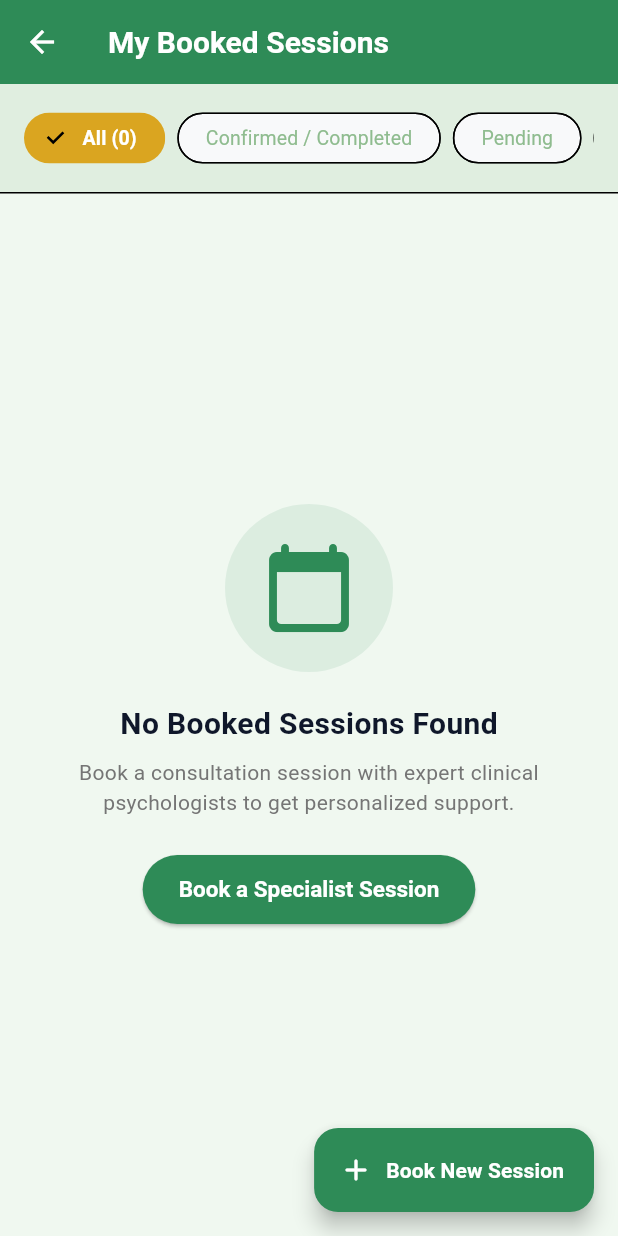
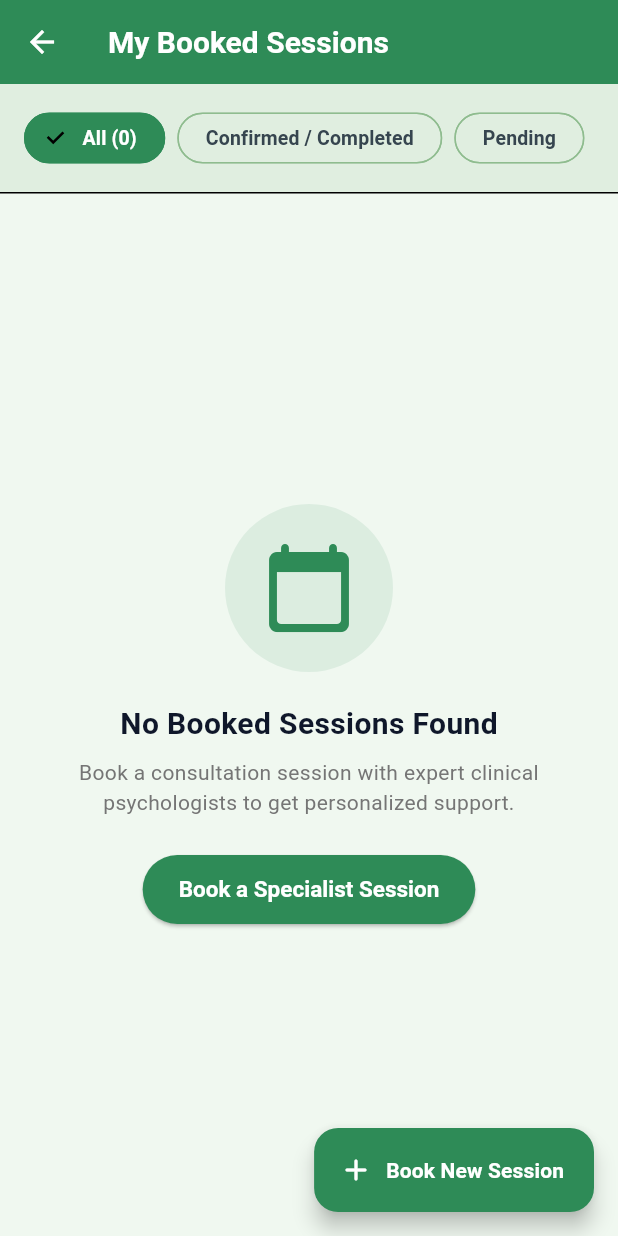
Before and after one commit to jaba967/Ashwash2, a Flutter app: the MyPatientSessionsScreen screen opened directly, on a phone screen of 412 x 824 dp. Run offline on Flutter 3.47's test engine with Material 3 defaults, Android fonts, the phone set to English and light mode, and no system bars; our stand-ins replace cloud_firestore, file_picker, firebase_auth, firebase_core, firebase_messaging, google_fonts and 4 more; accounts and stored records are empty; network calls fail.

Commit message:
feat: Enhance distinct component coloring across Quick Actions, Filter Chips, Course Cards, and Session Cards using Forest Serenity palette

```diff
--- a/ashwash_app/lib/features/dashboard/presentation/widgets/quick_actions_grid.dart
+++ b/ashwash_app/lib/features/dashboard/presentation/widgets/quick_actions_grid.dart
@@ -39,8 +39,8 @@ class QuickActionsGrid extends StatelessWidget {
         'id': 'book_session',
         'title': isBn ? 'সেশন বুকিং' : 'Book Session',
         'imageAsset': 'assets/images/specialist_consult_icon.jpg',
-        'bgColor': AppColors.deepForestGreen, // #2E8B57
-        'textColor': Colors.white,
+        'bgColor': AppColors.paleGreen, // #E0EEE0 Distinct Pale Green Surface Card
+        'textColor': AppColors.deepForestGreen,
       },
     ];
 
--- a/ashwash_app/lib/features/profile/my_patient_sessions_screen.dart
+++ b/ashwash_app/lib/features/profile/my_patient_sessions_screen.dart
@@ -118,14 +118,15 @@ class _MyPatientSessionsScreenState extends State<MyPatientSessionsScreen> {
       label: Text(
         label,
         style: TextStyle(
-          color: isSelected ? Colors.white : AppColors.secondary,
-          fontWeight: isSelected ? FontWeight.bold : FontWeight.normal,
+          color: isSelected ? Colors.white : AppColors.charcoalGray,
+          fontWeight: isSelected ? FontWeight.bold : FontWeight.w600,
           fontSize: 13,
         ),
       ),
       selected: isSelected,
-      selectedColor: AppColors.accent,
-      backgroundColor: const Color(0xFFF8F9FA),
+      selectedColor: AppColors.deepForestGreen, // #2E8B57 Deep Forest Green Selected
+      backgroundColor: AppColors.paleGreen, // #E0EEE0 Pale Green Unselected
+      side: BorderSide(color: isSelected ? AppColors.deepForestGreen : AppColors.sageGreen),
       onSelected: (_) => setState(() => _selectedFilter = filterKey),
       shape: RoundedRectangleBorder(borderRadius: BorderRadius.circular(20)),
       padding: const EdgeInsets.symmetric(horizontal: 10, vertical: 6),
@@ -212,9 +213,9 @@ class _MyPatientSessionsScreenState extends State<MyPatientSessionsScreen> {
       margin: const EdgeInsets.only(bottom: 16),
       padding: const EdgeInsets.all(18),
       decoration: BoxDecoration(
-        color: isDark ? AppColors.darkSurface : Colors.white,
+        color: AppColors.paleGreen, // #E0EEE0 Pale Green Surface Card
         borderRadius: BorderRadius.circular(20),
-        border: Border.all(color: isDark ? Colors.grey.shade800 : Colors.grey.shade200, width: 1.5),
+        border: Border.all(color: AppColors.sageGreen.withOpacity(0.5), width: 1.5),
         boxShadow: [
           BoxShadow(
             color: Colors.black.withOpacity(0.02),
```
Also changed, not shown: ashwash_app/lib/features/dashboard/presentation/widgets/my_courses_list.dart (+6 -6 lines).
